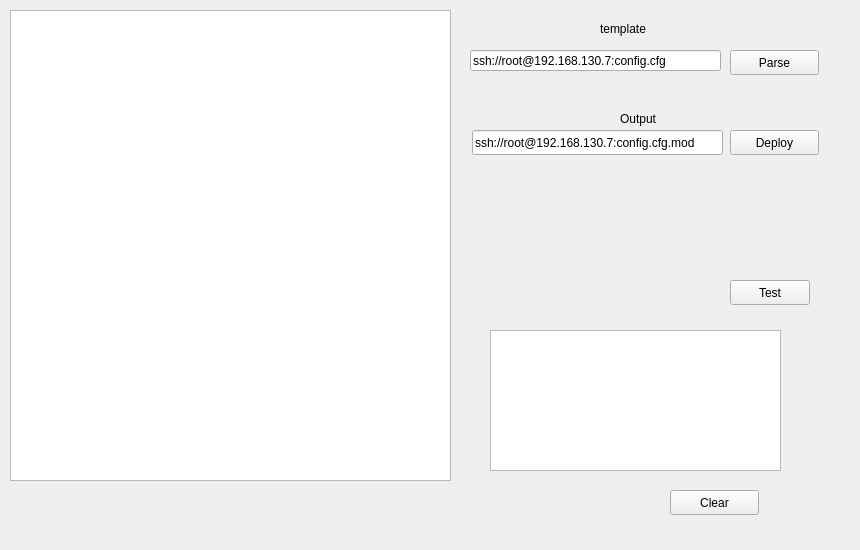
Above: user/mpw3_gui/configcreator.ui from hephy-dd/eudaq-1 before the change. Below: the same form after it.
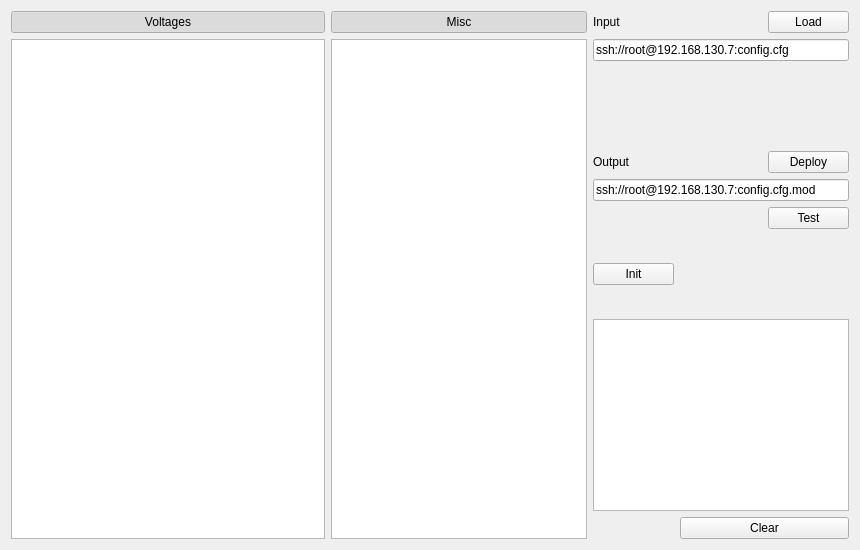
That is the form after the change.

Commit message:
Config creator full overhaul
Uis now using Layouts (Monitor not done yet)
for resizing when adjusting window size.
Started to split config creator UI in logical units "Misc", "Power"
Writing of config is working, read pending

Patch:
```diff
--- a/user/mpw3_gui/configcreator.ui
+++ b/user/mpw3_gui/configcreator.ui
@@ -13,24 +13,29 @@
   <property name="windowTitle">
    <string>Form</string>
   </property>
-  <widget class="QTableView" name="tvConfig">
-   <property name="geometry">
-    <rect>
-     <x>10</x>
-     <y>10</y>
-     <width>441</width>
-     <height>471</height>
-    </rect>
-   </property>
-  </widget>
+  <layout class="QGridLayout" name="gridLayout_2">
+   <item row="0" column="0">
+    <layout class="QGridLayout" name="gridLayout" columnstretch="3,0,0,0,0">
+     <item row="0" column="0">
+      <widget class="QPushButton" name="pbPower">
+       <property name="text">
+        <string>Voltages</string>
+       </property>
+       <property name="checkable">
+        <bool>true</bool>
+       </property>
+       <property name="checked">
+        <bool>true</bool>
+       </property>
+      </widget>
+     </item>
+     <item row="1" column="2" colspan="3">
   <widget class="QLineEdit" name="leTemplateFile">
-   <property name="geometry">
-    <rect>
-     <x>470</x>
-     <y>50</y>
-     <width>251</width>
-     <height>21</height>
-    </rect>
+       <property name="sizePolicy">
+        <sizepolicy hsizetype="Expanding" vsizetype="Fixed">
+         <horstretch>0</horstretch>
+         <verstretch>0</verstretch>
+        </sizepolicy>
    </property>
    <property name="toolTip">
     <string>&lt;html&gt;&lt;head/&gt;&lt;body&gt;&lt;p&gt;path to the input config&lt;/p&gt;&lt;p&gt;eg.: ssh://root@192.168.130.7:config.txt (over ssh)&lt;/p&gt;&lt;p&gt;/tmp/config.txt (locally)&lt;/p&gt;&lt;/body&gt;&lt;/html&gt;</string>
@@ -38,111 +43,121 @@
    <property name="text">
     <string>ssh://root@192.168.130.7:config.cfg</string>
    </property>
-  </widget>
-  <widget class="QPushButton" name="pbParse">
-   <property name="geometry">
-    <rect>
-     <x>730</x>
-     <y>50</y>
-     <width>89</width>
-     <height>25</height>
-    </rect>
-   </property>
-   <property name="text">
-    <string>Parse</string>
-   </property>
-  </widget>
-  <widget class="QPushButton" name="pbDeploy">
-   <property name="geometry">
-    <rect>
-     <x>730</x>
-     <y>130</y>
-     <width>89</width>
-     <height>25</height>
-    </rect>
-   </property>
+       <property name="clearButtonEnabled">
+        <bool>false</bool>
+       </property>
+      </widget>
+     </item>
+     <item row="1" column="0" rowspan="8">
+      <widget class="QTableView" name="tvPower"/>
+     </item>
+     <item row="0" column="1">
+      <widget class="QPushButton" name="pbMisc">
    <property name="text">
-    <string>Deploy</string>
-   </property>
-  </widget>
-  <widget class="QLineEdit" name="leOutputFile">
-   <property name="geometry">
-    <rect>
-     <x>472</x>
-     <y>130</y>
-     <width>251</width>
-     <height>25</height>
-    </rect>
-   </property>
-   <property name="toolTip">
-    <string>&lt;html&gt;&lt;head/&gt;&lt;body&gt;&lt;p&gt;path to deploy the config to&lt;/p&gt;&lt;p&gt;eg.: ssh://root@192.168.130.7:config.txt (over ssh)&lt;/p&gt;&lt;p&gt;/tmp/config.txt (locally)&lt;/p&gt;&lt;/body&gt;&lt;/html&gt;</string>
-   </property>
-   <property name="text">
-    <string>ssh://root@192.168.130.7:config.cfg.mod</string>
-   </property>
-  </widget>
+        <string>Misc</string>
+       </property>
+       <property name="checkable">
+        <bool>true</bool>
+       </property>
+       <property name="checked">
+        <bool>true</bool>
+       </property>
+      </widget>
+     </item>
+     <item row="0" column="2">
   <widget class="QLabel" name="label">
-   <property name="geometry">
-    <rect>
-     <x>600</x>
-     <y>20</y>
-     <width>67</width>
-     <height>17</height>
-    </rect>
-   </property>
    <property name="text">
-    <string>template</string>
-   </property>
-  </widget>
+        <string>Input</string>
+       </property>
+      </widget>
+     </item>
+     <item row="3" column="2" colspan="2">
   <widget class="QLabel" name="label_2">
-   <property name="geometry">
-    <rect>
-     <x>620</x>
-     <y>110</y>
-     <width>67</width>
-     <height>17</height>
-    </rect>
-   </property>
    <property name="text">
     <string>Output</string>
    </property>
   </widget>
-  <widget class="QTextBrowser" name="tbLog">
-   <property name="geometry">
-    <rect>
-     <x>490</x>
-     <y>330</y>
-     <width>291</width>
-     <height>141</height>
-    </rect>
-   </property>
-  </widget>
+     </item>
+     <item row="7" column="2" colspan="3">
+      <widget class="QTextBrowser" name="tbLog"/>
+     </item>
+     <item row="6" column="4">
+      <spacer name="verticalSpacer">
+       <property name="orientation">
+        <enum>Qt::Vertical</enum>
+       </property>
+       <property name="sizeHint" stdset="0">
+        <size>
+         <width>20</width>
+         <height>40</height>
+        </size>
+       </property>
+      </spacer>
+     </item>
+     <item row="8" column="3" colspan="2">
   <widget class="QPushButton" name="pbClearLog">
-   <property name="geometry">
-    <rect>
-     <x>670</x>
-     <y>490</y>
-     <width>89</width>
-     <height>25</height>
-    </rect>
-   </property>
    <property name="text">
     <string>Clear</string>
    </property>
   </widget>
+     </item>
+     <item row="3" column="4">
+      <widget class="QPushButton" name="pbDeploy">
+       <property name="text">
+        <string>Deploy</string>
+       </property>
+      </widget>
+     </item>
+     <item row="4" column="2" colspan="3">
+      <widget class="QLineEdit" name="leOutputFile">
+       <property name="toolTip">
+        <string>&lt;html&gt;&lt;head/&gt;&lt;body&gt;&lt;p&gt;path to deploy the config to&lt;/p&gt;&lt;p&gt;eg.: ssh://root@192.168.130.7:config.txt (over ssh)&lt;/p&gt;&lt;p&gt;/tmp/config.txt (locally)&lt;/p&gt;&lt;/body&gt;&lt;/html&gt;</string>
+       </property>
+       <property name="text">
+        <string>ssh://root@192.168.130.7:config.cfg.mod</string>
+       </property>
+      </widget>
+     </item>
+     <item row="1" column="1" rowspan="8">
+      <widget class="QTableView" name="tvMisc"/>
+     </item>
+     <item row="5" column="4">
   <widget class="QPushButton" name="pbTest">
-   <property name="geometry">
-    <rect>
-     <x>730</x>
-     <y>280</y>
-     <width>80</width>
-     <height>25</height>
-    </rect>
-   </property>
    <property name="text">
     <string>Test</string>
    </property>
   </widget>
+     </item>
+     <item row="0" column="4">
+      <widget class="QPushButton" name="pbParse">
+       <property name="text">
+        <string>Load</string>
+       </property>
+      </widget>
+     </item>
+     <item row="2" column="2">
+      <spacer name="verticalSpacer_2">
+       <property name="orientation">
+        <enum>Qt::Vertical</enum>
+       </property>
+       <property name="sizeHint" stdset="0">
+        <size>
+         <width>20</width>
+         <height>40</height>
+        </size>
+       </property>
+      </spacer>
+     </item>
+     <item row="6" column="2">
+      <widget class="QPushButton" name="pbInit">
+       <property name="text">
+        <string>Init</string>
+       </property>
+      </widget>
+     </item>
+    </layout>
+   </item>
+  </layout>
  </widget>
  <resources/>
  <connections/>
```
Lines whose indentation alone changed are shown as unchanged. The commit also changes 3 other files.
